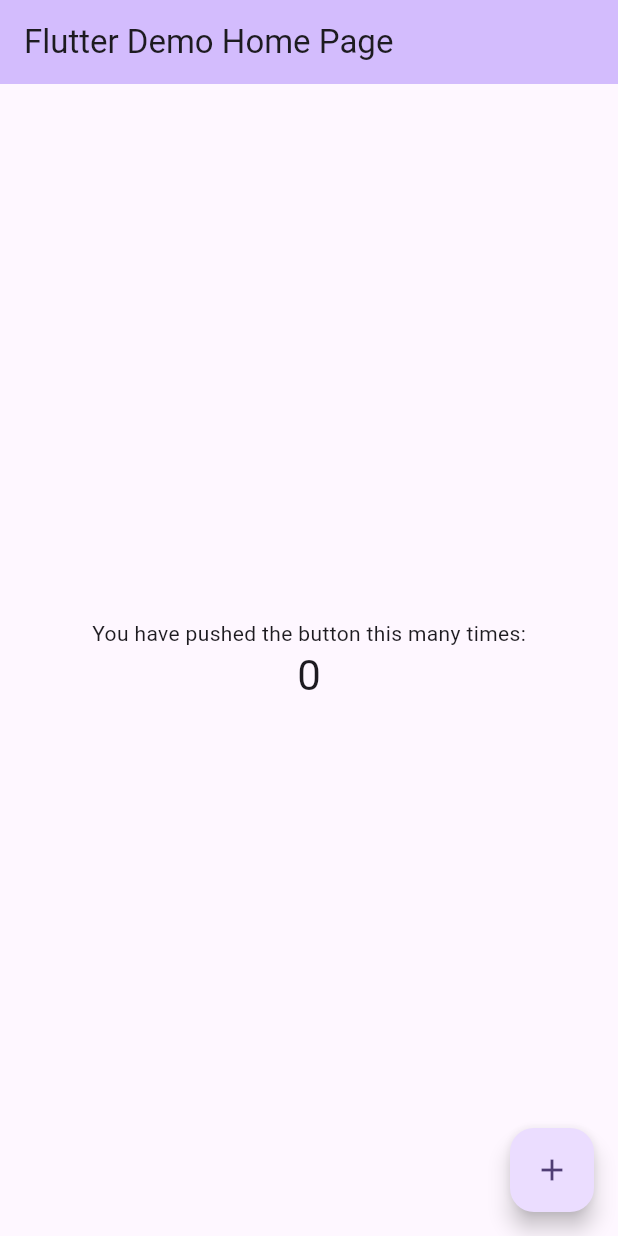
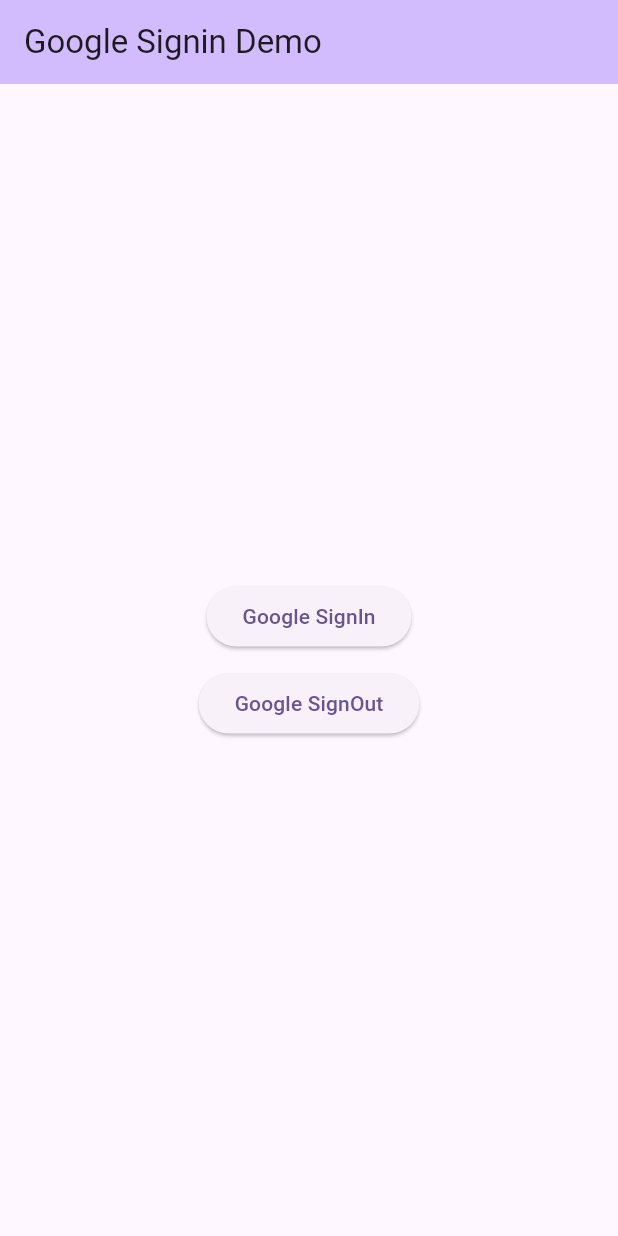
Before and after one commit to king-kazu39/SampleFlutterWebGoogleSignIn, a Flutter app: the screen it shows after launch, on a phone screen of 412 x 824 dp. Run offline on Flutter 3.47's test engine with Material 3 defaults, Android fonts, the phone set to English and light mode, and no system bars; our stand-ins replace firebase_core, google_sign_in; accounts and stored records are empty; statements that could not run were skipped.

Commit message:
add google signin

```diff
--- a/lib/main.dart
+++ b/lib/main.dart
@@ -1,5 +1,6 @@
 import 'package:firebase_core/firebase_core.dart';
 import 'package:flutter/material.dart';
+import 'package:google_sign_in/google_sign_in.dart';
 import 'package:sample_flutter_web_google_signin/firebase_options.dart';
 
 Future<void> main() async {
@@ -20,55 +21,74 @@
         colorScheme: ColorScheme.fromSeed(seedColor: Colors.deepPurple),
         useMaterial3: true,
       ),
-      home: const MyHomePage(title: 'Flutter Demo Home Page'),
+      home: const SingInDemo(),
     );
   }
 }
 
-class MyHomePage extends StatefulWidget {
-  const MyHomePage({super.key, required this.title});
-
-  final String title;
+class SingInDemo extends StatefulWidget {
+  const SingInDemo({super.key});
 
   @override
-  State<MyHomePage> createState() => _MyHomePageState();
+  State<SingInDemo> createState() => _SingInDemoState();
 }
 
-class _MyHomePageState extends State<MyHomePage> {
-  int _counter = 0;
+class _SingInDemoState extends State<SingInDemo> {
+  final GoogleSignIn _googleSignIn = GoogleSignIn(scopes: [
+    'email',
+  ]);
+  GoogleSignInAccount? _currentUser;
 
-  void _incrementCounter() {
-    setState(() {
-      _counter++;
+  @override
+  void initState() {
+    super.initState();
+    _googleSignIn.onCurrentUserChanged.listen((GoogleSignInAccount? account) {
+      setState(() {
+        _currentUser = account;
+      });
     });
+    _googleSignIn.signInSilently();
   }
+
+  Future<void> _handleGoogleSignIn() async {
+    try {
+      _currentUser = await _googleSignIn.signIn();
+    } catch (error) {
+      print(error);
+    }
+  }
+
+  Future<void> _handleGoogleSignOut() async => await _googleSignIn.disconnect();
 
   @override
   Widget build(BuildContext context) {
     return Scaffold(
       appBar: AppBar(
         backgroundColor: Theme.of(context).colorScheme.inversePrimary,
-        title: Text(widget.title),
+        title: const Text('Google Signin Demo'),
       ),
       body: Center(
         child: Column(
           mainAxisAlignment: MainAxisAlignment.center,
           children: <Widget>[
-            const Text(
-              'You have pushed the button this many times:',
+            if (_currentUser != null)
+              ListTile(
+                leading: GoogleUserCircleAvatar(identity: _currentUser!),
+                title: Text(_currentUser?.displayName ?? ''),
+                subtitle: Text(_currentUser?.email ?? ''),
+              ),
+            ElevatedButton(
+              onPressed: _handleGoogleSignIn,
+              child: const Text('Google SignIn'),
             ),
-            Text(
-              '$_counter',
-              style: Theme.of(context).textTheme.headlineMedium,
+            const SizedBox(height: 10),
+            ElevatedButton(
+              onPressed: _handleGoogleSignOut,
+              child: const Text('Google SignOut'),
             ),
           ],
         ),
       ),
-      floatingActionButton: FloatingActionButton(
-        onPressed: _incrementCounter,
-        tooltip: 'Increment',
-        child: const Icon(Icons.add),
-      ),
     );
   }
 }
--- a/pubspec.yaml
+++ b/pubspec.yaml
@@ -36,6 +36,8 @@
   # Use with the CupertinoIcons class for iOS style icons.
   cupertino_icons: ^1.0.2
   firebase_core: ^2.24.2
+  firebase_auth: ^4.16.0
+  google_sign_in: ^6.2.1
 
 dev_dependencies:
   flutter_test:
```
Also changed, not shown: pubspec.lock, 4 other files.
